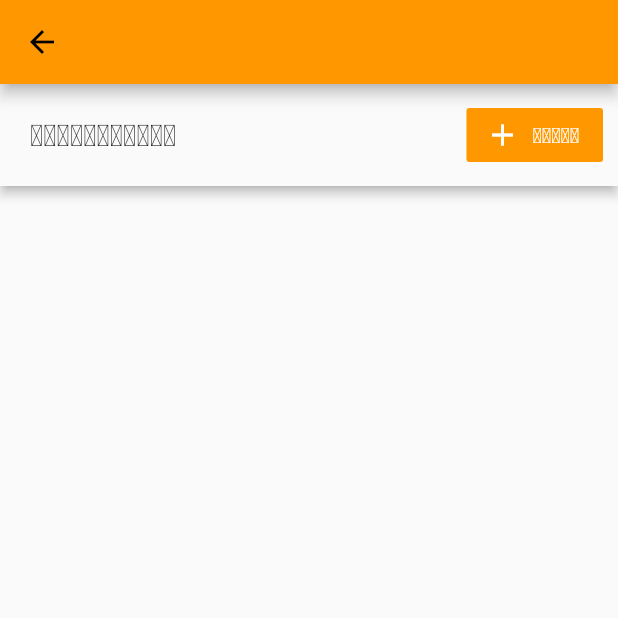
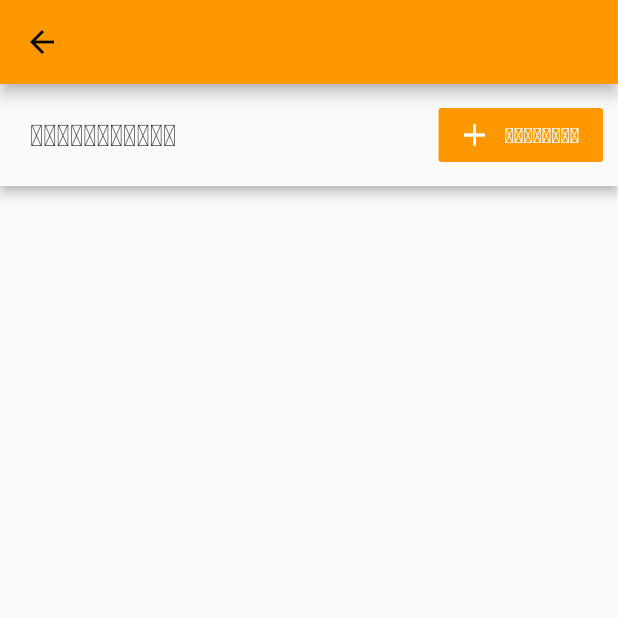
Before and after one commit to keungsong/Vendor, a Flutter app: the AddNewProduct screen opened by its route, on a phone screen of 412 x 824 dp, the top half of it. Run offline on Flutter 3.47's test engine with Material 2 defaults, Android fonts, the phone set to English and light mode, and no system bars; our stand-ins replace cloud_firestore, email_validator, firebase_auth, firebase_core, firebase_storage, flutter_slider_drawer and 3 more; missing offline and left inert: geocoder; accounts and stored records are empty.

Commit message:
add new product

```diff
--- a/lib/Screens/add_new_product_screen.dart
+++ b/lib/Screens/add_new_product_screen.dart
@@ -38,7 +38,7 @@ class AddNewProduct extends StatelessWidget {
                       color: Colors.white,
                     ),
                     label: Text(
-                      'ເພີ່ມ',
+                      'ເພີ່ມໃໝ່',
                       style: TextStyle(color: Colors.white),
                     ),
                     onPressed: () {},
```
